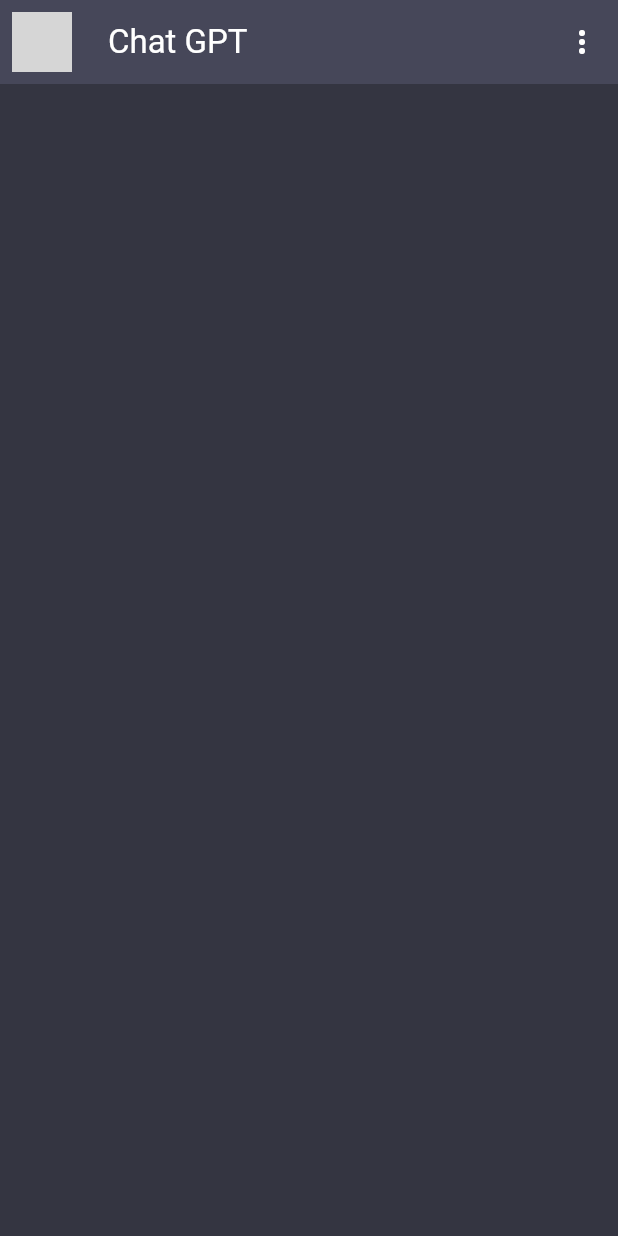
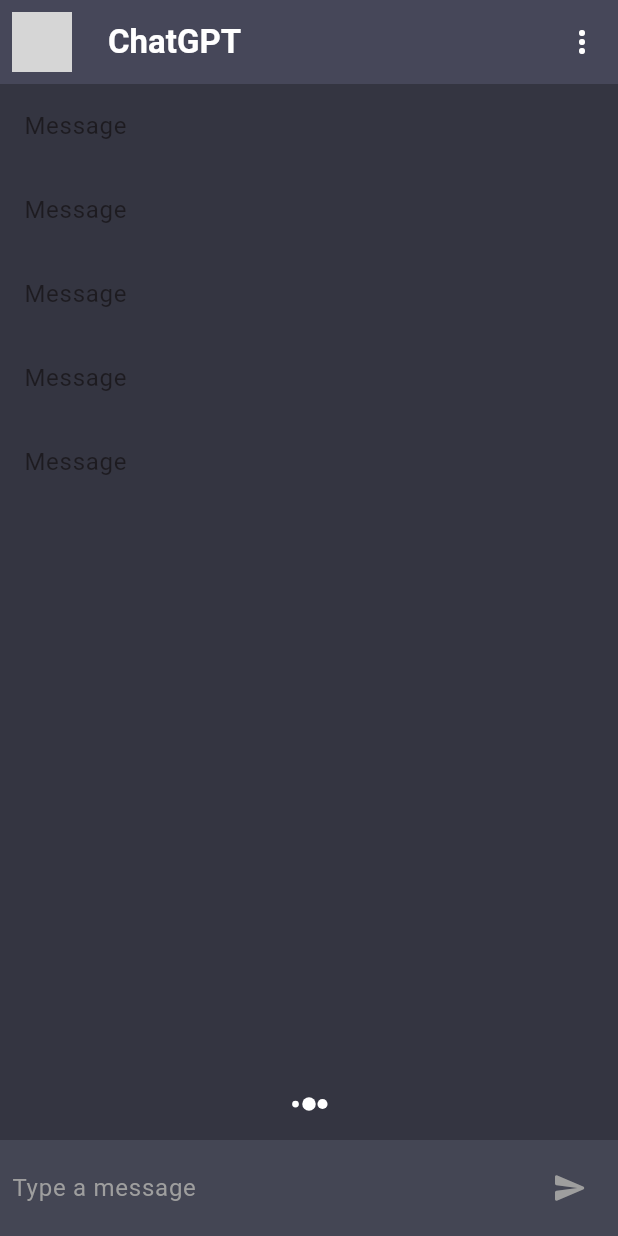
Before and after one commit to maramrmilad7/ChatGPTapplication, a Flutter app: the screen it shows after launch, on a phone screen of 412 x 824 dp. Run offline on Flutter 3.47's test engine with Material 3 defaults, Android fonts, the phone set to English and light mode, and no system bars; our stand-ins replace flutter_spinkit; grey boxes are pictures that could not be loaded.

Commit message:
create the ui without the chat widget

```diff
--- a/lib/views/chat_screen.dart
+++ b/lib/views/chat_screen.dart
@@ -1,5 +1,7 @@
+import 'package:chatgptapplication/constants/constants.dart';
 import 'package:chatgptapplication/services/assets_manager.dart';
 import 'package:flutter/material.dart';
+import 'package:flutter_spinkit/flutter_spinkit.dart';
 
 class ChatScreen extends StatefulWidget {
   const ChatScreen({super.key});
@@ -9,12 +11,27 @@
 }
 
 class _ChatScreenState extends State<ChatScreen> {
+final  bool _isTyping = true;
+late TextEditingController _textController;
+@override
+  void initState() {
+    _textController = TextEditingController();
+    super.initState();
+  }
+  @override
+  void dispose(){
+    _textController.dispose();
+    super.dispose();
+  }
   @override
   Widget build(BuildContext context) {
     return Scaffold(
       appBar: AppBar(
         elevation: 2,
-        title: Text('Chat GPT', style: TextStyle(color: Colors.white)),
+        title: Text(
+          'ChatGPT',
+          style: TextStyle(color: Colors.white, fontWeight: FontWeight.bold),
+        ),
         leading: Padding(
           padding: const EdgeInsets.all(8.0),
           child: Image.asset(AssetsManager.openaiLogo),
@@ -26,6 +43,53 @@
           ),
         ],
       ),
+      body: SafeArea(
+        child: Column(
+          children: [
+            Flexible(
+              child: ListView.builder(
+                itemCount: 5,
+                itemBuilder: (context, index) {
+                  return ListTile(title: Text('Message '));
+                },
+              ),
+            ),
+
+            if(_isTyping) ...[
+            const  SpinKitThreeBounce(
+                color: Colors.white,
+                size: 18,
+              ),
+            ],
+            SizedBox(height: 15,),
+            Material(
+              color: cardColor,
+              child: Padding(
+                padding: const EdgeInsets.all(8.0),
+                child: Row(
+                  children: [
+                    Expanded(
+                      child: TextField(
+                        onSubmitted: (value) {},
+                        controller: _textController,
+                        style: TextStyle(color: Colors.white),//color of input text
+                        decoration: InputDecoration.collapsed(
+                          hintText: 'Type a message',
+                          hintStyle: TextStyle(color: Colors.grey),
+                        ),
+                      ),
+                    ),
+                    IconButton(
+                      onPressed: () {},
+                      icon: Icon(Icons.send_rounded, color: Colors.grey),
+                    ),
+                  ],
+                ),
+              ),
+            ),
+          ],
+        ),
+      ),
     );
   }
 }
```
